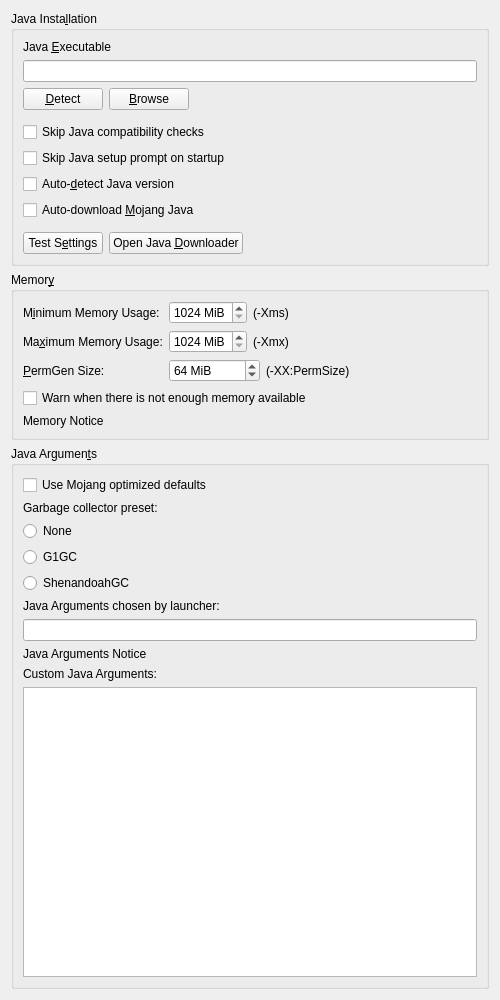
Qt form launcher/ui/widgets/JavaSettingsWidget.ui (devTeam-GC/GC-Launcher) before a commit.
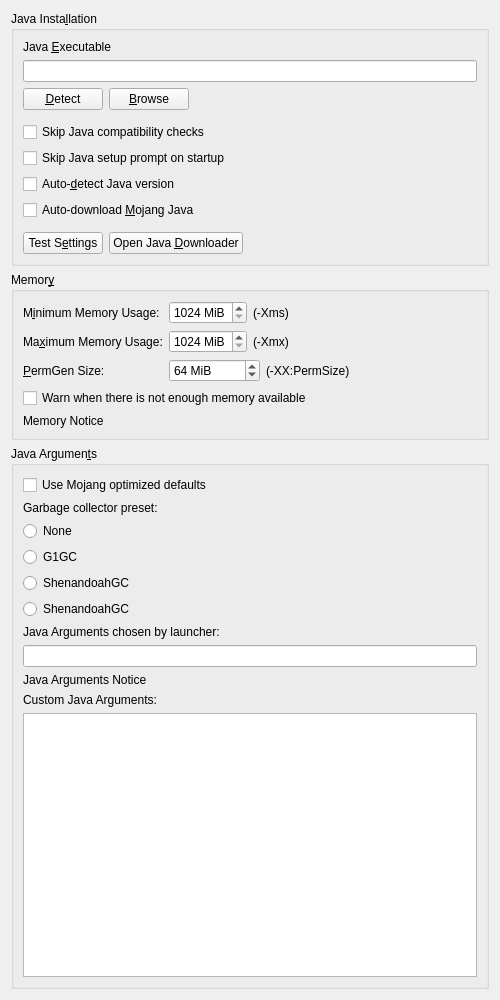
The same form after that commit.

Commit message: ZGC preset

Diff of the .ui file:
```diff
--- a/launcher/ui/widgets/JavaSettingsWidget.ui
+++ b/launcher/ui/widgets/JavaSettingsWidget.ui
@@ -374,7 +374,7 @@
       <bool>false</bool>
      </property>
      <layout class="QGridLayout" name="gridLayout_6">
-      <item row="7" column="1">
+      <item row="8" column="1">
        <widget class="QLabel" name="argsNoticeLabel">
         <property name="text">
          <string notr="true">Java Arguments Notice</string>
@@ -405,7 +405,7 @@
         </property>
        </widget>
       </item>
-      <item row="9" column="1">
+      <item row="10" column="1">
        <widget class="QPlainTextEdit" name="userArgsTextBox"/>
       </item>
       <item row="4" column="1">
@@ -416,6 +416,13 @@
        </widget>
       </item>
       <item row="5" column="1">
+       <widget class="QRadioButton" name="ShenandoahGCPresetRadioButton">
+        <property name="text">
+         <string>ShenandoahGC</string>
+        </property>
+       </widget>
+      </item>
+      <item row="6" column="1">
        <widget class="QLabel" name="optimizedArgsLabel">
         <property name="text">
          <string>Java Arguments chosen by launcher:</string>
@@ -429,14 +436,14 @@
         </property>
        </widget>
       </item>
-      <item row="8" column="1">
+      <item row="9" column="1">
        <widget class="QLabel" name="customArgsLabel">
         <property name="text">
          <string>Custom Java Arguments:</string>
         </property>
        </widget>
       </item>
-      <item row="6" column="1">
+      <item row="7" column="1">
        <widget class="QLineEdit" name="launcherArgsTextBox">
         <property name="readOnly">
          <bool>true</bool>
```
The commit also changes 4 other files.
